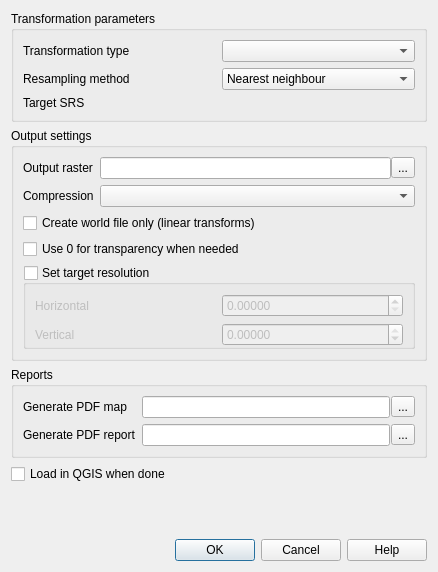
The window that src/plugins/georeferencer/qgstransformsettingsdialogbase.ui (carsmie/QGIS) describes before a commit, drawn with Qt 5.
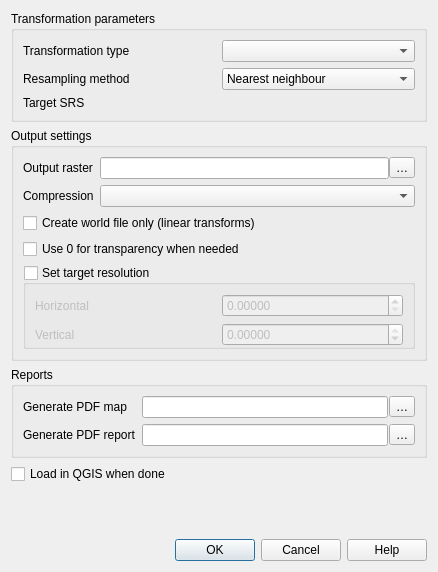
The same window after the commit. Custom widgets are drawn as their Qt base class.

Patch:
```diff
--- a/src/plugins/georeferencer/qgstransformsettingsdialogbase.ui
+++ b/src/plugins/georeferencer/qgstransformsettingsdialogbase.ui
@@ -120,7 +120,7 @@
         <item>
          <widget class="QToolButton" name="tbnOutputRaster">
           <property name="text">
-           <string>...</string>
+           <string>…</string>
           </property>
          </widget>
         </item>
@@ -287,7 +287,7 @@
         <item>
          <widget class="QToolButton" name="tbnMapFile">
           <property name="text">
-           <string>...</string>
+           <string>…</string>
           </property>
          </widget>
         </item>
@@ -311,7 +311,7 @@
         <item>
          <widget class="QToolButton" name="tbnReportFile">
           <property name="text">
-           <string>...</string>
+           <string>…</string>
           </property>
          </widget>
         </item>
```
